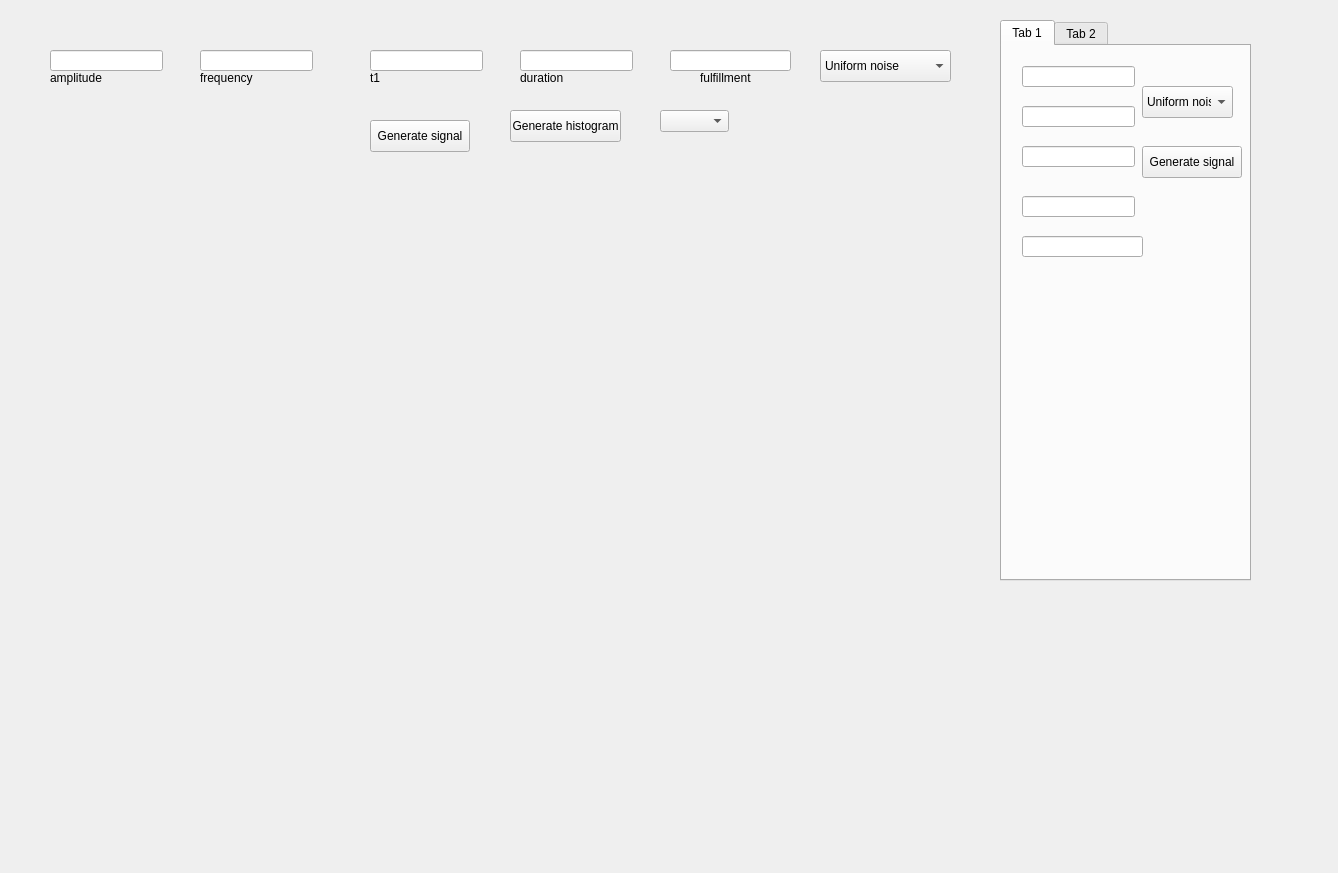
This is DSP/zad1/form.ui in KD377/SusleRepo as Qt 5 draws it before an edit. The edited form follows.
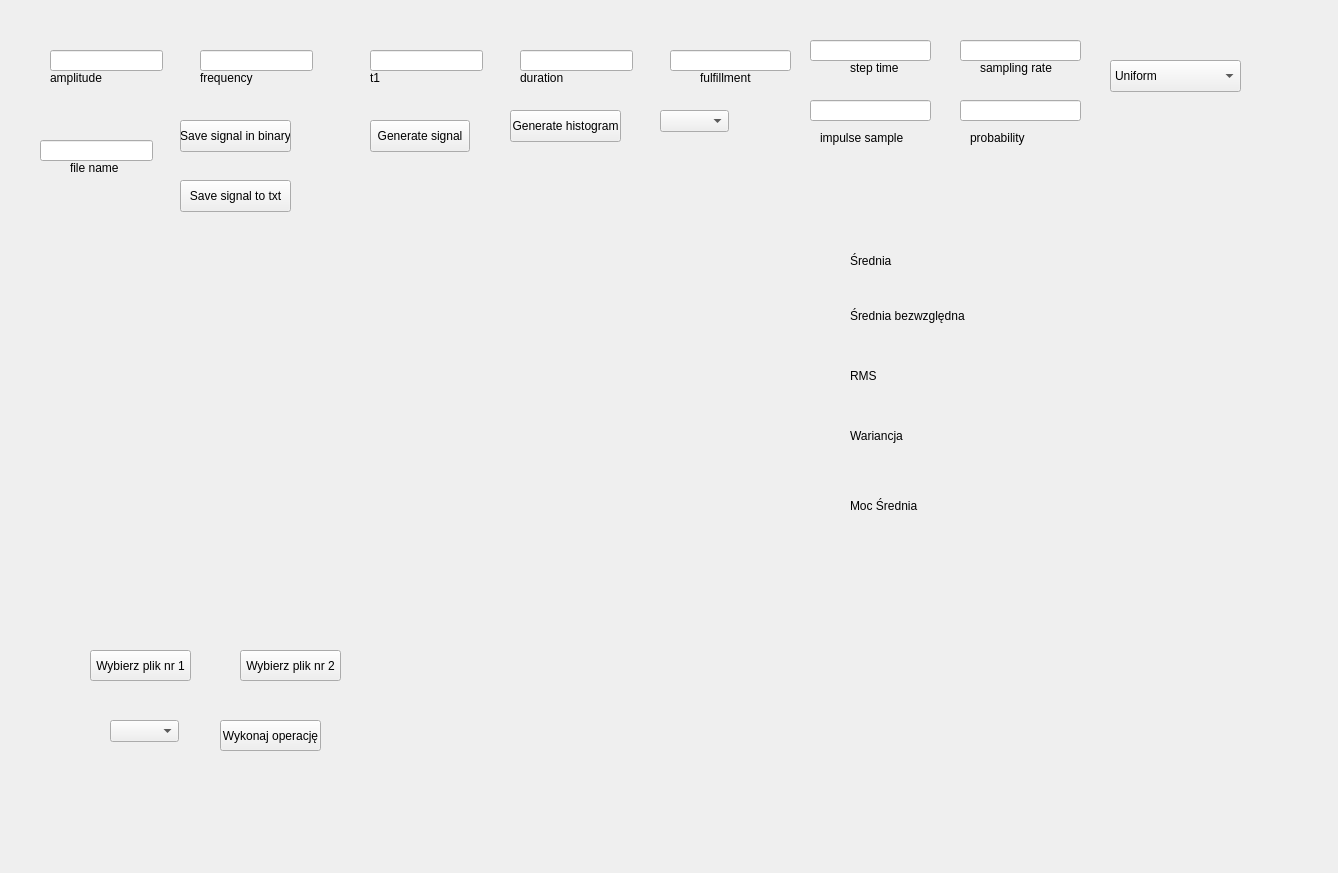
This is the edited form.

Patch:
```diff
--- a/DSP/zad1/form.ui
+++ b/DSP/zad1/form.ui
@@ -18,7 +18,7 @@
     <rect>
      <x>10</x>
      <y>20</y>
-     <width>961</width>
+     <width>1311</width>
      <height>831</height>
     </rect>
    </property>
@@ -28,8 +28,8 @@
       <widget class="QWidget" name="gridLayoutWidget">
        <property name="geometry">
         <rect>
-         <x>110</x>
-         <y>160</y>
+         <x>70</x>
+         <y>230</y>
          <width>601</width>
          <height>371</height>
         </rect>
@@ -59,6 +59,342 @@
         <string>Generate histogram</string>
        </property>
       </widget>
+      <widget class="QPushButton" name="saveButton">
+       <property name="geometry">
+        <rect>
+         <x>170</x>
+         <y>100</y>
+         <width>111</width>
+         <height>32</height>
+        </rect>
+       </property>
+       <property name="text">
+        <string>Save signal in binary</string>
+       </property>
+      </widget>
+      <widget class="QLineEdit" name="fileName">
+       <property name="geometry">
+        <rect>
+         <x>30</x>
+         <y>120</y>
+         <width>113</width>
+         <height>21</height>
+        </rect>
+       </property>
+      </widget>
+      <widget class="QPushButton" name="selectFile1Button">
+       <property name="geometry">
+        <rect>
+         <x>80</x>
+         <y>630</y>
+         <width>101</width>
+         <height>31</height>
+        </rect>
+       </property>
+       <property name="text">
+        <string>Wybierz plik nr 1</string>
+       </property>
+      </widget>
+      <widget class="QPushButton" name="selectFile2Button">
+       <property name="geometry">
+        <rect>
+         <x>230</x>
+         <y>630</y>
+         <width>101</width>
+         <height>31</height>
+        </rect>
+       </property>
+       <property name="text">
+        <string>Wybierz plik nr 2</string>
+       </property>
+      </widget>
+      <widget class="QComboBox" name="operationComboBox">
+       <property name="geometry">
+        <rect>
+         <x>100</x>
+         <y>700</y>
+         <width>69</width>
+         <height>22</height>
+        </rect>
+       </property>
+      </widget>
+      <widget class="QPushButton" name="performOperationButton">
+       <property name="geometry">
+        <rect>
+         <x>210</x>
+         <y>700</y>
+         <width>101</width>
+         <height>31</height>
+        </rect>
+       </property>
+       <property name="text">
+        <string>Wykonaj operację</string>
+       </property>
+      </widget>
+      <widget class="QLabel" name="labelSrednia">
+       <property name="geometry">
+        <rect>
+         <x>840</x>
+         <y>220</y>
+         <width>311</width>
+         <height>41</height>
+        </rect>
+       </property>
+       <property name="text">
+        <string>Średnia</string>
+       </property>
+      </widget>
+      <widget class="QLabel" name="labelSredniaBezwzgledna">
+       <property name="geometry">
+        <rect>
+         <x>840</x>
+         <y>270</y>
+         <width>321</width>
+         <height>51</height>
+        </rect>
+       </property>
+       <property name="text">
+        <string>Średnia bezwzględna</string>
+       </property>
+      </widget>
+      <widget class="QLabel" name="labelRMS">
+       <property name="geometry">
+        <rect>
+         <x>840</x>
+         <y>330</y>
+         <width>321</width>
+         <height>51</height>
+        </rect>
+       </property>
+       <property name="text">
+        <string>RMS</string>
+       </property>
+      </widget>
+      <widget class="QLabel" name="labelWariancja">
+       <property name="geometry">
+        <rect>
+         <x>840</x>
+         <y>390</y>
+         <width>341</width>
+         <height>51</height>
+        </rect>
+       </property>
+       <property name="text">
+        <string>Wariancja</string>
+       </property>
+      </widget>
+      <widget class="QLabel" name="labelMocSrednia">
+       <property name="geometry">
+        <rect>
+         <x>840</x>
+         <y>460</y>
+         <width>361</width>
+         <height>51</height>
+        </rect>
+       </property>
+       <property name="text">
+        <string>Moc Średnia</string>
+       </property>
+      </widget>
+      <widget class="QComboBox" name="comboBox">
+       <property name="geometry">
+        <rect>
+         <x>1100</x>
+         <y>40</y>
+         <width>131</width>
+         <height>32</height>
+        </rect>
+       </property>
+       <item>
+        <property name="text">
+         <string>Uniform</string>
+        </property>
+       </item>
+       <item>
+        <property name="text">
+         <string>Gaussian</string>
+        </property>
+       </item>
+       <item>
+        <property name="text">
+         <string>Sinus</string>
+        </property>
+       </item>
+       <item>
+        <property name="text">
+         <string>Sinus_pol</string>
+        </property>
+       </item>
+       <item>
+        <property name="text">
+         <string>Sinus_caly</string>
+        </property>
+       </item>
+       <item>
+        <property name="text">
+         <string>Prostokatny</string>
+        </property>
+       </item>
+       <item>
+        <property name="text">
+         <string>Prostokatny_symetryczny</string>
+        </property>
+       </item>
+       <item>
+        <property name="text">
+         <string>Triangular</string>
+        </property>
+       </item>
+       <item>
+        <property name="text">
+         <string>Step</string>
+        </property>
+       </item>
+       <item>
+        <property name="text">
+         <string>Unit_Impulsive</string>
+        </property>
+       </item>
+       <item>
+        <property name="text">
+         <string>Impulsive</string>
+        </property>
+       </item>
+      </widget>
+      <widget class="QLineEdit" name="lineEdit_6">
+       <property name="geometry">
+        <rect>
+         <x>800</x>
+         <y>20</y>
+         <width>121</width>
+         <height>21</height>
+        </rect>
+       </property>
+      </widget>
+      <widget class="QLabel" name="label_6">
+       <property name="geometry">
+        <rect>
+         <x>840</x>
+         <y>40</y>
+         <width>58</width>
+         <height>16</height>
+        </rect>
+       </property>
+       <property name="text">
+        <string>step time</string>
+       </property>
+      </widget>
+      <widget class="QLabel" name="label_7">
+       <property name="geometry">
+        <rect>
+         <x>60</x>
+         <y>140</y>
+         <width>58</width>
+         <height>16</height>
+        </rect>
+       </property>
+       <property name="text">
+        <string>file name</string>
+       </property>
+      </widget>
+      <widget class="QLineEdit" name="lineEdit_7">
+       <property name="geometry">
+        <rect>
+         <x>950</x>
+         <y>20</y>
+         <width>121</width>
+         <height>21</height>
+        </rect>
+       </property>
+      </widget>
+      <widget class="QLabel" name="label_8">
+       <property name="geometry">
+        <rect>
+         <x>990</x>
+         <y>20</y>
+         <width>58</width>
+         <height>16</height>
+        </rect>
+       </property>
+       <property name="text">
+        <string/>
+       </property>
+      </widget>
+      <widget class="QLabel" name="label_9">
+       <property name="geometry">
+        <rect>
+         <x>970</x>
+         <y>40</y>
+         <width>111</width>
+         <height>16</height>
+        </rect>
+       </property>
+       <property name="text">
+        <string>sampling rate</string>
+       </property>
+      </widget>
+      <widget class="QLineEdit" name="lineEdit_8">
+       <property name="geometry">
+        <rect>
+         <x>800</x>
+         <y>80</y>
+         <width>121</width>
+         <height>21</height>
+        </rect>
+       </property>
+      </widget>
+      <widget class="QLabel" name="label_10">
+       <property name="geometry">
+        <rect>
+         <x>810</x>
+         <y>110</y>
+         <width>111</width>
+         <height>16</height>
+        </rect>
+       </property>
+       <property name="text">
+        <string>impulse sample</string>
+       </property>
+      </widget>
+      <widget class="QLineEdit" name="lineEdit_9">
+       <property name="geometry">
+        <rect>
+         <x>950</x>
+         <y>80</y>
+         <width>121</width>
+         <height>21</height>
+        </rect>
+       </property>
+       <property name="text">
+        <string/>
+       </property>
+      </widget>
+      <widget class="QLabel" name="label_11">
+       <property name="geometry">
+        <rect>
+         <x>960</x>
+         <y>110</y>
+         <width>111</width>
+         <height>16</height>
+        </rect>
+       </property>
+       <property name="text">
+        <string>probability</string>
+       </property>
+      </widget>
+      <widget class="QPushButton" name="saveToTxt">
+       <property name="geometry">
+        <rect>
+         <x>170</x>
+         <y>160</y>
+         <width>111</width>
+         <height>32</height>
+        </rect>
+       </property>
+       <property name="text">
+        <string>Save signal to txt</string>
+       </property>
+      </widget>
      </widget>
     </item>
    </layout>
@@ -178,51 +514,6 @@
     </rect>
    </property>
   </widget>
-  <widget class="QComboBox" name="comboBox">
-   <property name="geometry">
-    <rect>
-     <x>820</x>
-     <y>50</y>
-     <width>131</width>
-     <height>32</height>
-    </rect>
-   </property>
-   <item>
-    <property name="text">
-     <string>Uniform noise</string>
-    </property>
-   </item>
-   <item>
-    <property name="text">
-     <string>Gaussian noise</string>
-    </property>
-   </item>
-   <item>
-    <property name="text">
-     <string>Sinus</string>
-    </property>
-   </item>
-   <item>
-    <property name="text">
-     <string>Sinus pol </string>
-    </property>
-   </item>
-   <item>
-    <property name="text">
-     <string>Sinus caly </string>
-    </property>
-   </item>
-   <item>
-    <property name="text">
-     <string>Prostokatny</string>
-    </property>
-   </item>
-   <item>
-    <property name="text">
-     <string>Prostokatny_symetryczny</string>
-    </property>
-   </item>
-  </widget>
   <widget class="QLabel" name="label_5">
    <property name="geometry">
     <rect>
@@ -236,137 +527,6 @@
     <string>fulfillment</string>
    </property>
   </widget>
-  <widget class="QTabWidget" name="tabWidget">
-   <property name="geometry">
-    <rect>
-     <x>1000</x>
-     <y>20</y>
-     <width>251</width>
-     <height>561</height>
-    </rect>
-   </property>
-   <property name="currentIndex">
-    <number>0</number>
-   </property>
-   <widget class="QWidget" name="tab_5">
-    <attribute name="title">
-     <string>Tab 1</string>
-    </attribute>
-    <widget class="QLineEdit" name="lineEdit_6">
-     <property name="geometry">
-      <rect>
-       <x>20</x>
-       <y>20</y>
-       <width>113</width>
-       <height>21</height>
-      </rect>
-     </property>
-    </widget>
-    <widget class="QLineEdit" name="lineEdit_7">
-     <property name="geometry">
-      <rect>
-       <x>20</x>
-       <y>60</y>
-       <width>113</width>
-       <height>21</height>
-      </rect>
-     </property>
-    </widget>
-    <widget class="QLineEdit" name="lineEdit_8">
-     <property name="geometry">
-      <rect>
-       <x>20</x>
-       <y>100</y>
-       <width>113</width>
-       <height>21</height>
-      </rect>
-     </property>
-    </widget>
-    <widget class="QLineEdit" name="lineEdit_9">
-     <property name="geometry">
-      <rect>
-       <x>20</x>
-       <y>150</y>
-       <width>113</width>
-       <height>21</height>
-      </rect>
-     </property>
-    </widget>
-    <widget class="QLineEdit" name="lineEdit_10">
-     <property name="geometry">
-      <rect>
-       <x>20</x>
-       <y>190</y>
-       <width>121</width>
-       <height>21</height>
-      </rect>
-     </property>
-    </widget>
-    <widget class="QPushButton" name="pushButton_2">
-     <property name="geometry">
-      <rect>
-       <x>140</x>
-       <y>100</y>
-       <width>100</width>
-       <height>32</height>
-      </rect>
-     </property>
-     <property name="text">
-      <string>Generate signal</string>
-     </property>
-    </widget>
-    <widget class="QComboBox" name="comboBox_2">
-     <property name="geometry">
-      <rect>
-       <x>140</x>
-       <y>40</y>
-       <width>91</width>
-       <height>32</height>
-      </rect>
-     </property>
-     <item>
-      <property name="text">
-       <string>Uniform noise</string>
-      </property>
-     </item>
-     <item>
-      <property name="text">
-       <string>Gaussian noise</string>
-      </property>
-     </item>
-     <item>
-      <property name="text">
-       <string>Sinus</string>
-      </property>
-     </item>
-     <item>
-      <property name="text">
-       <string>Sinus pol </string>
-      </property>
-     </item>
-     <item>
-      <property name="text">
-       <string>Sinus caly </string>
-      </property>
-     </item>
-     <item>
-      <property name="text">
-       <string>Prostokatny</string>
-      </property>
-     </item>
-     <item>
-      <property name="text">
-       <string>Prostokatny_symetryczny</string>
-      </property>
-     </item>
-    </widget>
-   </widget>
-   <widget class="QWidget" name="tab_6">
-    <attribute name="title">
-     <string>Tab 2</string>
-    </attribute>
-   </widget>
-  </widget>
  </widget>
  <resources/>
  <connections/>
```
